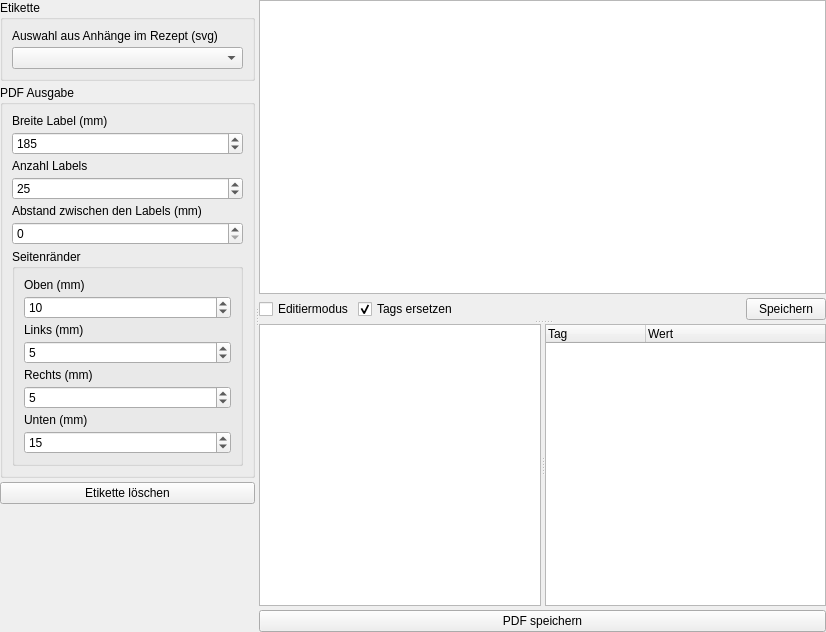
Before: the Qt Designer form kleiner-brauhelfer/tabetikette.ui in kleiner-brauhelfer/kleiner-brauhelfer-2, drawn with Qt 5.
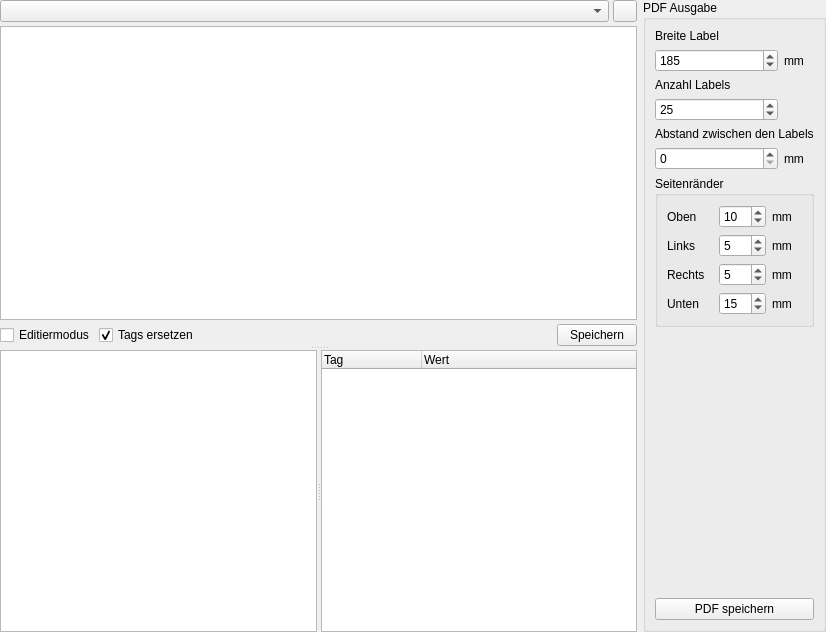
After: the same form once the commit is applied. Icons and pictures are not drawn. Custom widgets are drawn as their Qt base class.

```diff
--- a/kleiner-brauhelfer/tabetikette.ui
+++ b/kleiner-brauhelfer/tabetikette.ui
@@ -13,10 +13,7 @@
   <property name="windowTitle">
    <string>Form</string>
   </property>
-  <layout class="QVBoxLayout" name="verticalLayout">
-   <property name="spacing">
-    <number>4</number>
-   </property>
+  <layout class="QHBoxLayout" name="horizontalLayout_3">
    <property name="leftMargin">
     <number>0</number>
    </property>
@@ -30,200 +27,43 @@
     <number>0</number>
    </property>
    <item>
-    <widget class="QSplitter" name="splitter">
-     <property name="orientation">
-      <enum>Qt::Horizontal</enum>
-     </property>
-     <widget class="QWidget" name="layoutWidget_2">
-      <layout class="QVBoxLayout" name="verticalLayout_27">
+    <layout class="QVBoxLayout" name="verticalLayout_23">
        <property name="spacing">
         <number>4</number>
        </property>
        <item>
-        <widget class="QGroupBox" name="groupBox_FLabelAuswahl">
-         <property name="title">
-          <string>Etikette</string>
-         </property>
-         <layout class="QVBoxLayout" name="verticalLayout_24">
-          <property name="spacing">
-           <number>4</number>
-          </property>
-          <item>
-           <widget class="QLabel" name="label_FLabelAuswahl">
-            <property name="text">
-             <string>Auswahl aus Anhänge im Rezept (svg)</string>
-            </property>
-           </widget>
-          </item>
+      <layout class="QHBoxLayout" name="horizontalLayout_2">
           <item>
            <widget class="ComboBox" name="cbAuswahl"/>
           </item>
-         </layout>
-        </widget>
-       </item>
-       <item>
-        <widget class="QGroupBox" name="groupBox_5">
-         <property name="title">
-          <string>PDF Ausgabe</string>
-         </property>
-         <layout class="QVBoxLayout" name="verticalLayout_28">
-          <property name="spacing">
-           <number>4</number>
-          </property>
-          <item>
-           <widget class="QLabel" name="label_77">
-            <property name="text">
-             <string>Breite Label (mm)</string>
-            </property>
-           </widget>
-          </item>
-          <item>
-           <widget class="QSpinBox" name="spinBox_BreiteLabel">
-            <property name="maximum">
-             <number>210</number>
-            </property>
-            <property name="value">
-             <number>185</number>
-            </property>
-           </widget>
-          </item>
-          <item>
-           <widget class="QLabel" name="label_49">
-            <property name="text">
-             <string>Anzahl Labels</string>
-            </property>
-           </widget>
-          </item>
-          <item>
-           <widget class="QSpinBox" name="spinBox_AnzahlLabels">
-            <property name="maximum">
-             <number>9999999</number>
-            </property>
-            <property name="value">
-             <number>25</number>
-            </property>
-           </widget>
-          </item>
-          <item>
-           <widget class="QLabel" name="label_76">
-            <property name="text">
-             <string>Abstand zwischen den Labels (mm)</string>
-            </property>
-           </widget>
-          </item>
-          <item>
-           <widget class="QSpinBox" name="spinBox_AbstandLabel"/>
-          </item>
-          <item>
-           <widget class="QGroupBox" name="groupBox_21">
-            <property name="title">
-             <string>Seitenränder</string>
-            </property>
-            <layout class="QVBoxLayout" name="verticalLayout_37">
-             <property name="spacing">
-              <number>4</number>
-             </property>
-             <item>
-              <widget class="QLabel" name="label_72">
-               <property name="text">
-                <string>Oben (mm)</string>
-               </property>
-              </widget>
-             </item>
-             <item>
-              <widget class="QSpinBox" name="spinBox_FLabel_RandOben">
-               <property name="maximum">
-                <number>297</number>
-               </property>
-               <property name="value">
-                <number>10</number>
-               </property>
-              </widget>
-             </item>
-             <item>
-              <widget class="QLabel" name="label_73">
-               <property name="text">
-                <string>Links (mm)</string>
-               </property>
-              </widget>
-             </item>
-             <item>
-              <widget class="QSpinBox" name="spinBox_FLabel_RandLinks">
-               <property name="maximum">
-                <number>210</number>
-               </property>
-               <property name="value">
-                <number>5</number>
-               </property>
-              </widget>
-             </item>
-             <item>
-              <widget class="QLabel" name="label_74">
-               <property name="text">
-                <string>Rechts (mm)</string>
-               </property>
-              </widget>
-             </item>
-             <item>
-              <widget class="QSpinBox" name="spinBox_FLabel_RandRechts">
-               <property name="maximum">
-                <number>210</number>
-               </property>
-               <property name="value">
-                <number>5</number>
-               </property>
-              </widget>
-             </item>
-             <item>
-              <widget class="QLabel" name="label_75">
-               <property name="text">
-                <string>Unten (mm)</string>
-               </property>
-              </widget>
-             </item>
-             <item>
-              <widget class="QSpinBox" name="spinBox_FLabel_RandUnten">
-               <property name="maximum">
-                <number>290</number>
-               </property>
-               <property name="value">
-                <number>15</number>
-               </property>
-              </widget>
-             </item>
-            </layout>
-           </widget>
-          </item>
-         </layout>
-        </widget>
-       </item>
        <item>
         <widget class="QPushButton" name="btnLoeschen">
-         <property name="text">
-          <string>Etikette löschen</string>
+         <property name="minimumSize">
+          <size>
+           <width>24</width>
+           <height>22</height>
+          </size>
+         </property>
+         <property name="maximumSize">
+          <size>
+           <width>24</width>
+           <height>22</height>
+          </size>
+         </property>
+         <property name="icon">
+          <iconset resource="images.qrc">
+           <normaloff>:/images/close_button.svg</normaloff>:/images/close_button.svg</iconset>
+         </property>
+         <property name="iconSize">
+          <size>
+           <width>25</width>
+           <height>16</height>
+          </size>
          </property>
         </widget>
        </item>
-       <item>
-        <spacer name="verticalSpacer_6">
-         <property name="orientation">
-          <enum>Qt::Vertical</enum>
-         </property>
-         <property name="sizeHint" stdset="0">
-          <size>
-           <width>20</width>
-           <height>40</height>
-          </size>
-         </property>
-        </spacer>
-       </item>
       </layout>
-     </widget>
-     <widget class="QWidget" name="layoutWidget_3">
-      <layout class="QVBoxLayout" name="verticalLayout_23">
-       <property name="spacing">
-        <number>4</number>
-       </property>
+     </item>
        <item>
         <widget class="QSplitter" name="splitter_1">
          <property name="orientation">
@@ -235,7 +75,14 @@
             <number>4</number>
            </property>
            <item>
-            <widget class="SvgView" name="viewSvg"/>
+          <widget class="SvgView" name="viewSvg">
+           <property name="sizePolicy">
+            <sizepolicy hsizetype="Expanding" vsizetype="Expanding">
+             <horstretch>1</horstretch>
+             <verstretch>1</verstretch>
+            </sizepolicy>
+           </property>
+          </widget>
            </item>
            <item>
             <layout class="QHBoxLayout" name="horizontalLayout">
@@ -329,13 +176,281 @@
         </widget>
        </item>
        <item>
+      <spacer name="horizontalSpacer_2">
+       <property name="orientation">
+        <enum>Qt::Horizontal</enum>
+       </property>
+       <property name="sizeHint" stdset="0">
+        <size>
+         <width>40</width>
+         <height>0</height>
+        </size>
+       </property>
+      </spacer>
+     </item>
+    </layout>
+   </item>
+   <item>
+    <layout class="QVBoxLayout" name="verticalLayout_27">
+     <property name="spacing">
+      <number>4</number>
+     </property>
+     <item>
+      <widget class="QGroupBox" name="groupBox">
+       <property name="title">
+        <string>PDF Ausgabe</string>
+       </property>
+       <layout class="QGridLayout" name="gridLayout_2">
+        <item row="7" column="0">
+         <spacer name="verticalSpacer_6">
+          <property name="orientation">
+           <enum>Qt::Vertical</enum>
+          </property>
+          <property name="sizeHint" stdset="0">
+           <size>
+            <width>20</width>
+            <height>40</height>
+           </size>
+          </property>
+         </spacer>
+        </item>
+        <item row="1" column="0">
+         <widget class="QSpinBox" name="spinBox_BreiteLabel">
+          <property name="maximum">
+           <number>210</number>
+          </property>
+          <property name="value">
+           <number>185</number>
+          </property>
+         </widget>
+        </item>
+        <item row="5" column="0">
+         <widget class="QSpinBox" name="spinBox_AbstandLabel"/>
+        </item>
+        <item row="3" column="0">
+         <widget class="QSpinBox" name="spinBox_AnzahlLabels">
+          <property name="maximum">
+           <number>9999999</number>
+          </property>
+          <property name="value">
+           <number>25</number>
+          </property>
+         </widget>
+        </item>
+        <item row="1" column="1">
+         <widget class="QLabel" name="label_5">
+          <property name="minimumSize">
+           <size>
+            <width>30</width>
+            <height>0</height>
+           </size>
+          </property>
+          <property name="maximumSize">
+           <size>
+            <width>30</width>
+            <height>16777215</height>
+           </size>
+          </property>
+          <property name="text">
+           <string>mm</string>
+          </property>
+         </widget>
+        </item>
+        <item row="5" column="1">
+         <widget class="QLabel" name="label_6">
+          <property name="minimumSize">
+           <size>
+            <width>30</width>
+            <height>0</height>
+           </size>
+          </property>
+          <property name="maximumSize">
+           <size>
+            <width>30</width>
+            <height>16777215</height>
+           </size>
+          </property>
+          <property name="text">
+           <string>mm</string>
+          </property>
+         </widget>
+        </item>
+        <item row="0" column="0" colspan="2">
+         <widget class="QLabel" name="label_77">
+          <property name="text">
+           <string>Breite Label</string>
+          </property>
+         </widget>
+        </item>
+        <item row="2" column="0" colspan="2">
+         <widget class="QLabel" name="label_49">
+          <property name="text">
+           <string>Anzahl Labels</string>
+          </property>
+         </widget>
+        </item>
+        <item row="4" column="0" colspan="2">
+         <widget class="QLabel" name="label_76">
+          <property name="text">
+           <string>Abstand zwischen den Labels</string>
+          </property>
+         </widget>
+        </item>
+        <item row="6" column="0" colspan="2">
+         <widget class="QGroupBox" name="groupBox_21">
+          <property name="title">
+           <string>Seitenränder</string>
+          </property>
+          <layout class="QGridLayout" name="gridLayout">
+           <item row="5" column="1">
+            <widget class="QSpinBox" name="spinBox_FLabel_RandRechts">
+             <property name="maximum">
+              <number>210</number>
+             </property>
+             <property name="value">
+              <number>5</number>
+             </property>
+            </widget>
+           </item>
+           <item row="7" column="1">
+            <widget class="QSpinBox" name="spinBox_FLabel_RandUnten">
+             <property name="maximum">
+              <number>290</number>
+             </property>
+             <property name="value">
+              <number>15</number>
+             </property>
+            </widget>
+           </item>
+           <item row="3" column="2">
+            <widget class="QLabel" name="label_2">
+             <property name="minimumSize">
+              <size>
+               <width>30</width>
+               <height>0</height>
+              </size>
+             </property>
+             <property name="maximumSize">
+              <size>
+               <width>30</width>
+               <height>16777215</height>
+              </size>
+             </property>
+             <property name="text">
+              <string>mm</string>
+             </property>
+            </widget>
+           </item>
+           <item row="3" column="1">
+            <widget class="QSpinBox" name="spinBox_FLabel_RandLinks">
+             <property name="maximum">
+              <number>210</number>
+             </property>
+             <property name="value">
+              <number>5</number>
+             </property>
+            </widget>
+           </item>
+           <item row="5" column="2">
+            <widget class="QLabel" name="label_3">
+             <property name="minimumSize">
+              <size>
+               <width>30</width>
+               <height>0</height>
+              </size>
+             </property>
+             <property name="maximumSize">
+              <size>
+               <width>30</width>
+               <height>16777215</height>
+              </size>
+             </property>
+             <property name="text">
+              <string>mm</string>
+             </property>
+            </widget>
+           </item>
+           <item row="1" column="1">
+            <widget class="QSpinBox" name="spinBox_FLabel_RandOben">
+             <property name="maximum">
+              <number>297</number>
+             </property>
+             <property name="value">
+              <number>10</number>
+             </property>
+            </widget>
+           </item>
+           <item row="1" column="2">
+            <widget class="QLabel" name="label">
+             <property name="minimumSize">
+              <size>
+               <width>30</width>
+               <height>0</height>
+              </size>
+             </property>
+             <property name="maximumSize">
+              <size>
+               <width>30</width>
+               <height>16777215</height>
+              </size>
+             </property>
+             <property name="text">
+              <string>mm</string>
+             </property>
+            </widget>
+           </item>
+           <item row="7" column="2">
+            <widget class="QLabel" name="label_4">
+             <property name="minimumSize">
+              <size>
+               <width>30</width>
+               <height>0</height>
+              </size>
+             </property>
+             <property name="maximumSize">
+              <size>
+               <width>30</width>
+               <height>16777215</height>
+              </size>
+             </property>
+             <property name="text">
+              <string>mm</string>
+             </property>
+            </widget>
+           </item>
+           <item row="1" column="0">
+            <widget class="QLabel" name="label_72">
+             <property name="text">
+              <string>Oben</string>
+             </property>
+            </widget>
+           </item>
+           <item row="3" column="0">
+            <widget class="QLabel" name="label_73">
+             <property name="text">
+              <string>Links</string>
+             </property>
+            </widget>
+           </item>
+           <item row="5" column="0">
+            <widget class="QLabel" name="label_74">
+             <property name="text">
+              <string>Rechts</string>
+             </property>
+            </widget>
+           </item>
+           <item row="7" column="0">
+            <widget class="QLabel" name="label_75">
+             <property name="text">
+              <string>Unten</string>
+             </property>
+            </widget>
+           </item>
+          </layout>
+         </widget>
+        </item>
+        <item row="8" column="0" colspan="2">
         <widget class="QPushButton" name="btnToPdf">
-         <property name="sizePolicy">
-          <sizepolicy hsizetype="Expanding" vsizetype="Fixed">
-           <horstretch>0</horstretch>
-           <verstretch>0</verstretch>
-          </sizepolicy>
-         </property>
          <property name="text">
           <string>PDF speichern</string>
          </property>
@@ -343,7 +458,8 @@
        </item>
       </layout>
      </widget>
-    </widget>
+     </item>
+    </layout>
    </item>
   </layout>
  </widget>
```
Left out of the diff: 8 changed lines with no effect on the pictures. Lines whose indentation alone changed are shown as unchanged.
